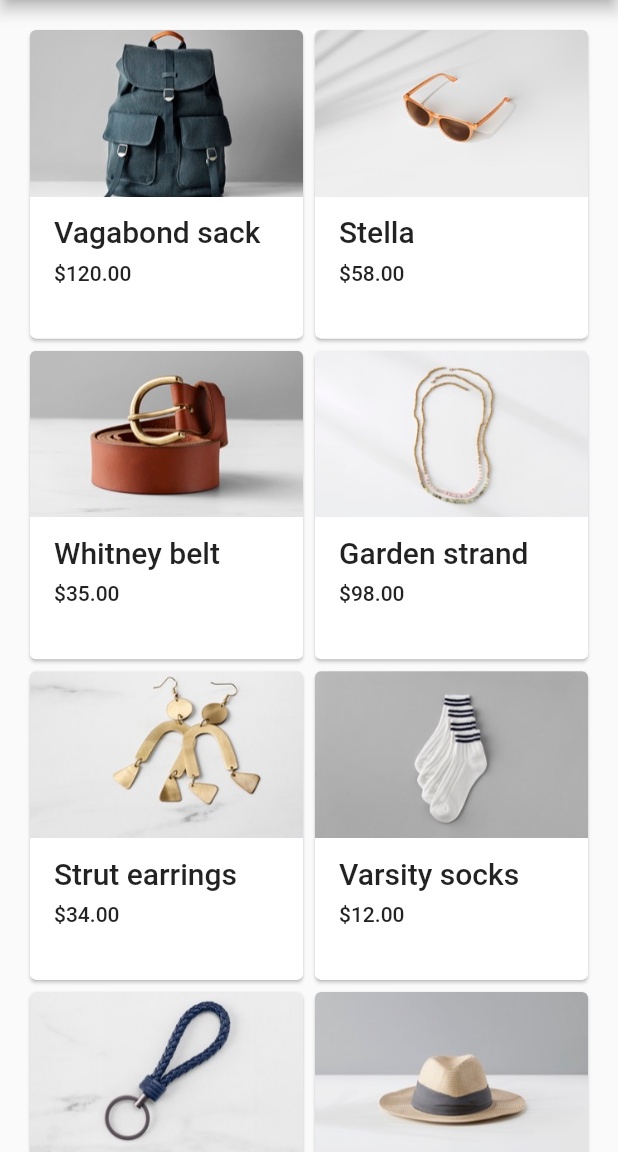
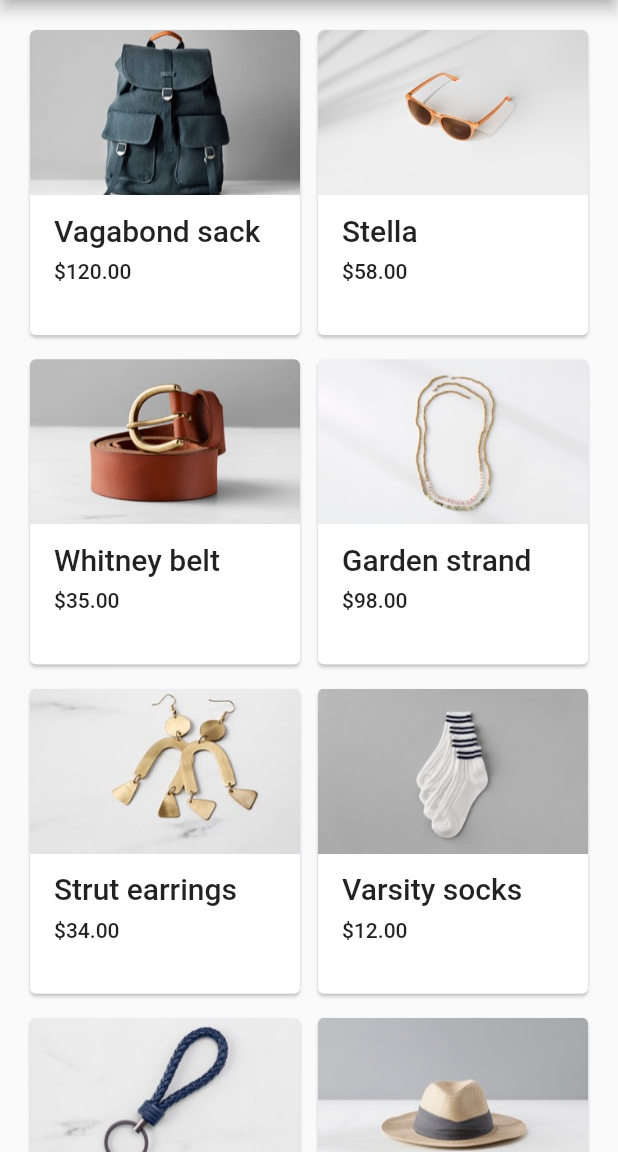
Before and after one commit to davechao/shrine_app, a Flutter app: the HomePage screen opened directly, on a phone screen of 412 x 824 dp, the part 84-1236 px from its top. Run offline on Flutter 3.47's test engine with Material 2 defaults, Android fonts, the phone set to English and light mode, and no system bars.

Commit message:
adjust gridView ui

```diff
--- a/lib/home.dart
+++ b/lib/home.dart
@@ -43,6 +43,8 @@ class HomePage extends StatelessWidget {
   Widget _buildGridView(BuildContext context) {
     return GridView.count(
       crossAxisCount: 2,
+      mainAxisSpacing: 8.0,
+      crossAxisSpacing: 4.0,
       padding: EdgeInsets.all(16.0),
       childAspectRatio: 8.0 / 9.0,
       children: _buildCards(context), // Replace
@@ -63,6 +65,7 @@ class HomePage extends StatelessWidget {
       (product) {
         return Card(
             clipBehavior: Clip.antiAlias,
+            child: Container(
               child: Column(
                 crossAxisAlignment: CrossAxisAlignment.start,
                 children: <Widget>[
@@ -95,7 +98,7 @@ class HomePage extends StatelessWidget {
                   ),
                 ],
               ),
-        );
+            ));
       },
     ).toList();
   }
```
Lines whose indentation alone changed are shown as unchanged.
